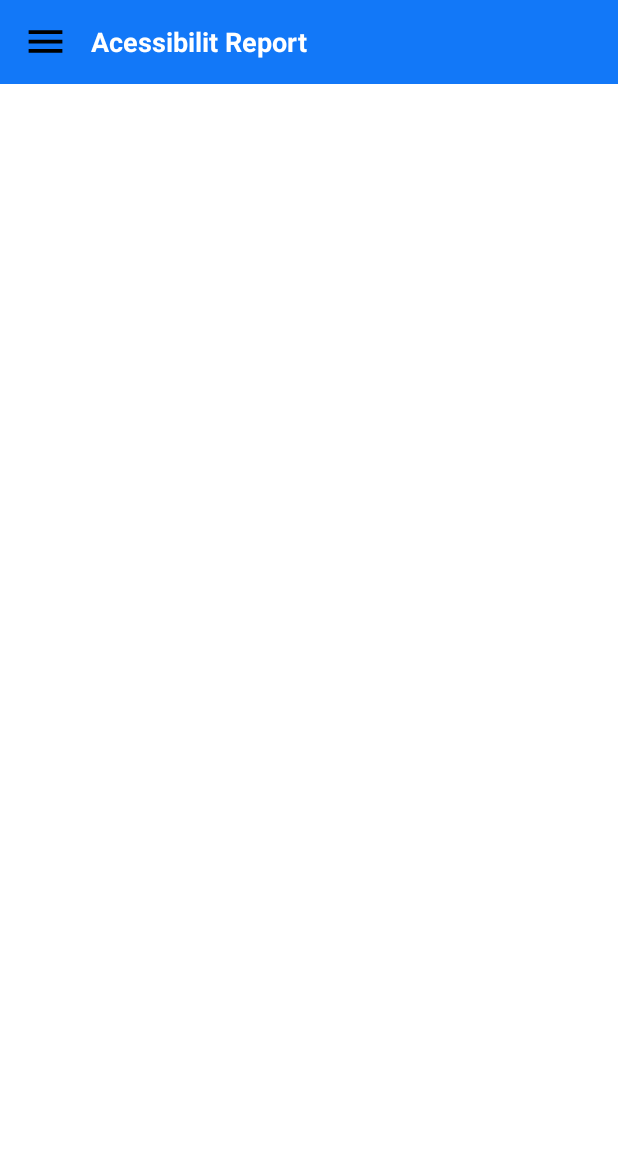
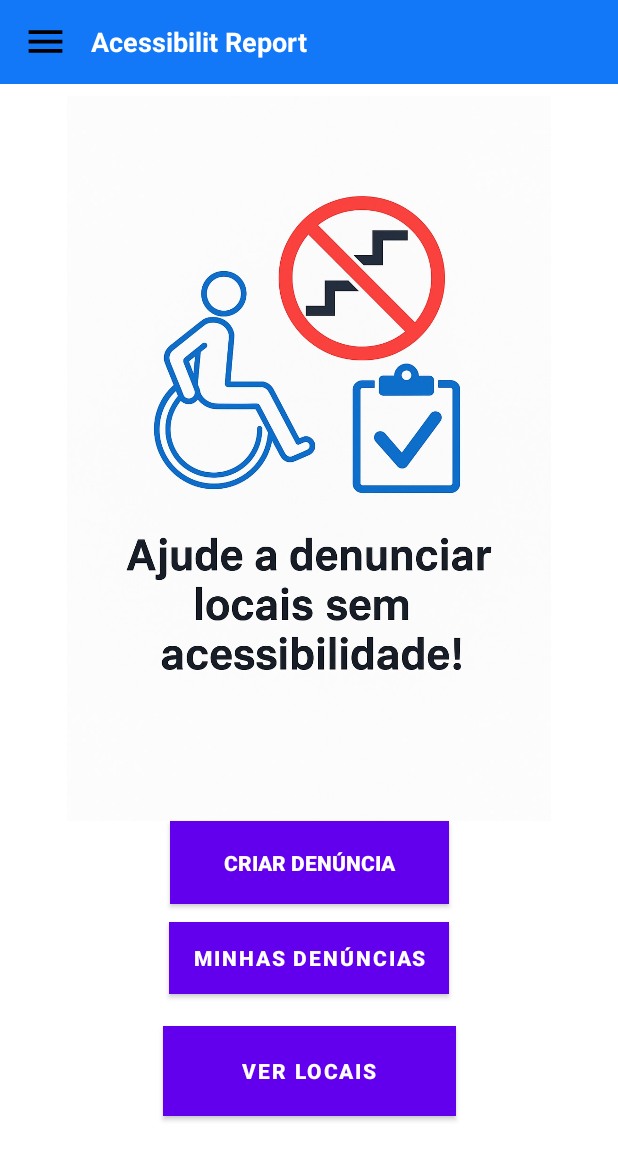
Before and after one commit to frutuosolucas19/Accessibilit_Report, an Android app: the MenuActivity screen opened directly, with no data from a screen before it, on a phone screen of 412 x 824 dp. Shown: the top 1160 px of the screen. Run offline under Robolectric (Android 15) with nearby library versions, the phone set to English and light mode, and no system bars; our stand-ins replace navigation-ui.

```diff
--- a/app/src/main/java/com/example/acessibilit_report/dto/LoginResponse.java
+++ b/app/src/main/java/com/example/acessibilit_report/dto/LoginResponse.java
@@ -2,12 +2,17 @@ package com.example.acessibilit_report.dto;
 
 public class LoginResponse {
     public String nome;
+    public String email;
     public String tipoUsuario;
 
     public String getNome() {
         return nome;
     }
 
+    public String getEmail() {
+        return email;
+    }
+
     public String getTipoUsuario() {
         return tipoUsuario;
     }
--- /dev/null
+++ b/app/src/main/res/drawable/menuinicial.xml
@@ -0,0 +1,4 @@
+<?xml version="1.0" encoding="utf-8"?>
+<selector xmlns:android="http://schemas.android.com/apk/res/android">
+
+</selector>
--- a/app/src/main/res/layout/activity_menu.xml
+++ b/app/src/main/res/layout/activity_menu.xml
@@ -52,6 +52,54 @@
             app:defaultNavHost="true"
             app:navGraph="@navigation/main"/>
 
+        <ImageView
+            android:id="@+id/imageView"
+            android:layout_width="393dp"
+            android:layout_height="483dp"
+            android:layout_marginTop="8dp"
+            app:layout_constraintEnd_toEndOf="parent"
+            app:layout_constraintStart_toStartOf="parent"
+            app:layout_constraintTop_toBottomOf="@+id/layoutToolBar"
+            app:srcCompat="@drawable/menulogo" />
+
+        <Button
+            android:id="@+id/button2"
+            style="@style/Widget.AppCompat.Button"
+            android:layout_width="186dp"
+            android:layout_height="55dp"
+            android:background="@color/azul_login"
+            android:text="@string/criarDenuncia"
+            android:textStyle="bold"
+            app:layout_constraintEnd_toEndOf="parent"
+            app:layout_constraintStart_toStartOf="parent"
+            app:layout_constraintTop_toBottomOf="@id/imageView" />
+
+        <Button
+            android:id="@+id/button4"
+            style="@style/Button_Login"
+            android:layout_width="wrap_content"
+            android:layout_height="wrap_content"
+            android:layout_marginTop="12dp"
+            android:background="@color/azul_login"
+            android:text="@string/minhasDenuncias"
+            android:textStyle="bold"
+            app:layout_constraintEnd_toEndOf="parent"
+            app:layout_constraintStart_toStartOf="parent"
+            app:layout_constraintTop_toBottomOf="@+id/button2" />
+
+        <Button
+            android:id="@+id/button6"
+            style="@style/Button_Login"
+            android:layout_width="195dp"
+            android:layout_height="60dp"
+            android:layout_marginTop="21dp"
+            android:background="@color/azul_login"
+            android:text="Ver Locais"
+            android:textStyle="bold"
+            app:layout_constraintEnd_toEndOf="parent"
+            app:layout_constraintStart_toStartOf="parent"
+            app:layout_constraintTop_toBottomOf="@+id/button4" />
+
     </androidx.constraintlayout.widget.ConstraintLayout>
 
     <com.google.android.material.navigation.NavigationView
```
Also changed, not shown: app/src/main/java/com/example/acessibilit_report/CadastroUsuarioActivity.java (+25 -17 lines), app/src/main/java/com/example/acessibilit_report/LoginActivity.java (+10 -14 lines), app/src/main/java/com/example/acessibilit_report/model/Pessoa.java (+12 -21 lines), app/src/main/java/com/example/acessibilit_report/model/Usuario.java (+18 -13 lines), app/src/main/res/layout/activity_cadastro.xml (+6 -24 lines), app/src/main/res/drawable/menulogo.jpeg (added), 2 other files.
